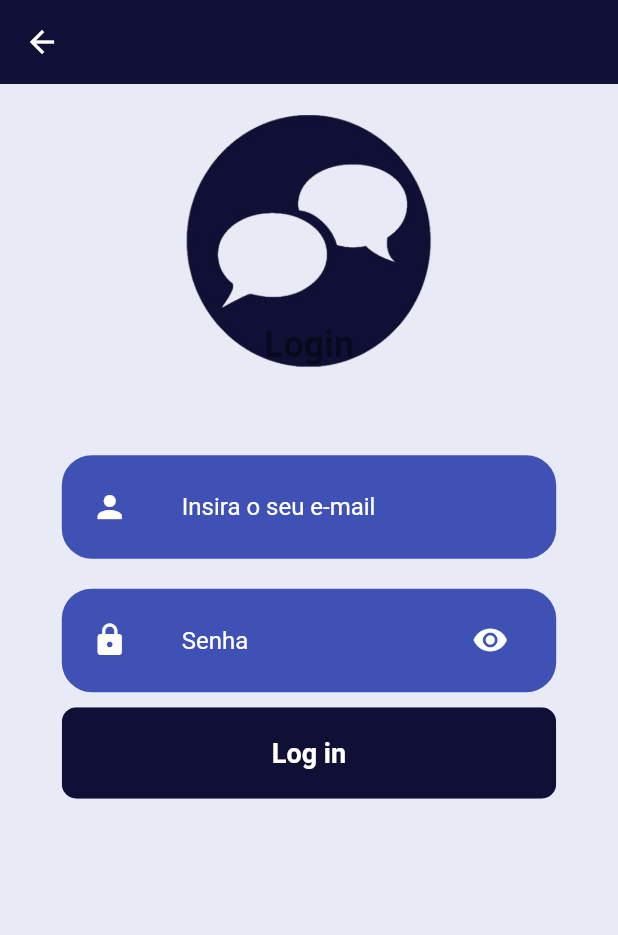
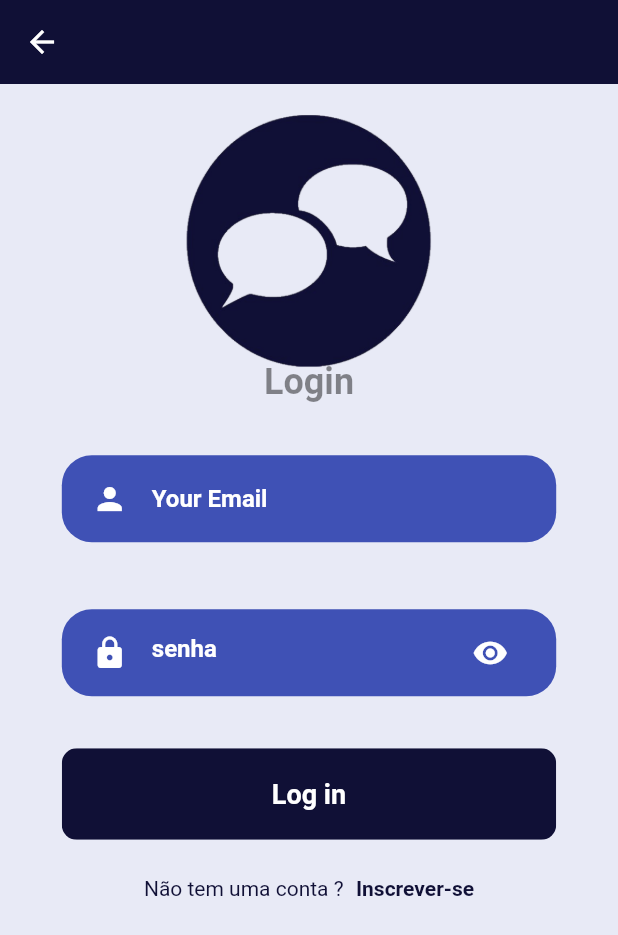
Before and after one commit to PMaestro/Comunik_app, a Flutter app: the screen it shows after launch, after a tap on "LOGIN", on a phone screen of 412 x 824 dp. Shown: the top 935 px of the screen. Run offline on Flutter 3.47's test engine with Material 2 defaults, Android fonts, the phone set to English and light mode, and no system bars; our stand-ins replace dio, moor, moor_ffi, rxdart, shared_preferences; generated files the repository leaves out were written again.

Commit message:
Adding login screen widgets without connection and state management

```diff
--- /dev/null
+++ b/lib/screens/login/widget/already_have_an_account_check.dart
@@ -0,0 +1,37 @@
+import 'package:comunik/util/constants.dart';
+import 'package:flutter/material.dart';
+
+class AlreadyHaveAnAccountCheck extends StatelessWidget {
+  final bool login;
+  final Function press;
+  const AlreadyHaveAnAccountCheck({
+    Key key,
+    this.login = true,
+    this.press,
+  }) : super(key: key);
+
+  @override
+  Widget build(BuildContext context) {
+    Size size = MediaQuery.of(context).size;
+    return Row(
+      mainAxisAlignment: MainAxisAlignment.center,
+      children: <Widget>[
+        Text(login ? "Não tem uma conta ?" : "Já possui conta?",
+            style: TextStyle(
+              color: kPrimaryCustomColor,
+            )),
+        SizedBox(
+          width: size.width * 0.02,
+        ),
+        GestureDetector(
+          onTap: () {},
+          child: Text(login ? "Inscrever-se" : "Faça log in",
+              style: TextStyle(
+                color: kPrimaryCustomColor,
+                fontWeight: FontWeight.bold,
+              )),
+        )
+      ],
+    );
+  }
+}
--- a/lib/screens/login/widget/login_form.dart
+++ b/lib/screens/login/widget/login_form.dart
@@ -1,11 +1,12 @@
 import 'dart:async';
 
 import 'package:comunik/bloc/login/login_bloc.dart';
-import 'package:comunik/bloc/login/login_bloc_state.dart';
 import 'package:comunik/screens/homescreen/home_screen.dart';
+import 'package:comunik/screens/login/widget/already_have_an_account_check.dart';
+import 'package:comunik/screens/login/widget/rounded_password_field.dart';
+import 'package:comunik/screens/login/widget/rounded_text_field.dart';
 import 'package:comunik/util/constants.dart';
 import 'package:comunik/util/global_keys.dart';
-import 'package:comunik/widgets/customFormTextField.dart';
 import 'package:comunik/widgets/rounded_flat_button.dart';
 import 'package:flutter/material.dart';
 import 'package:provider/provider.dart';
@@ -22,26 +23,25 @@ class _LoginFormState extends State<LoginForm> {
   void initState() {
     super.initState();
 
-    _stateSubscription = _loginBloc.outState.listen((LoginBlocState) {
-      switch (LoginBlocState.state) {
-        case LoginState.IDLE:
-          break;
-        case LoginState.LOADING:
-          // loadingDialog(context);
-          break;
-        case LoginState.ERROR:
-        case LoginState.DONE:
-          // Routes.sailor.pop();todo Change to navigation of
-          break;
-      }
-    });
+//    _stateSubscription = _loginBloc.outState.listen((LoginBlocState) {
+//      switch (LoginBlocState.state) {
+//        case LoginState.IDLE:
+//          break;
+//        case LoginState.LOADING:
+//          // loadingDialog(context);
+//          break;
+//        case LoginState.ERROR:
+//        case LoginState.DONE:
+//          // Routes.sailor.pop();todo Change to navigation of
+//          break;
+//      }
+//    });
   }
 
   @override
   void dispose() {
     _loginBloc.dispose();
-    _stateSubscription.cancel();
-
+//    _stateSubscription.cancel();
     super.dispose();
   }
 
@@ -54,6 +54,9 @@ class _LoginFormState extends State<LoginForm> {
         key: GlobalKeys.loginScreenFormKey,
         child: Column(
           children: <Widget>[
+            SizedBox(
+              height: size.height * 0.03,
+            ),
             Text(
               'Login',
               style: TextStyle(
@@ -63,29 +66,43 @@ class _LoginFormState extends State<LoginForm> {
               ),
             ),
             SizedBox(
-              height: size.height * 0.06,
+              height: size.height * 0.03,
             ),
-            CustomTextField(
-              inputType: TextInputType.emailAddress,
-              protectedPassword: false,
-              boxColor: kPrimaryColor,
-              textColor: Colors.white,
-              fontSize: 16,
-              hintText: "Insira o seu e-mail",
-              icon: Icon(
-                Icons.person,
-                color: Colors.white,
-              ),
+            RoundedInputField(
+              hintText: "Your Email",
+              onChanged: (value) {},
             ),
-            CustomTextField(
-              inputType: TextInputType.text,
-              protectedPassword: true,
-              boxColor: kPrimaryColor,
-              textColor: Colors.white,
-              fontSize: 16,
-              hintText: "Senha",
-              icon: Icon(Icons.lock, color: Colors.white),
-              suffixIcon: Icon(Icons.visibility, color: Colors.white),
+            SizedBox(
+              height: size.height * 0.03,
+            ),
+            RoundedPasswordField(
+              onChanged: (value) {},
+            ),
+
+//            CustomTextField(
+//              inputType: TextInputType.emailAddress,
+//              protectedPassword: false,
+//              boxColor: kPrimaryColor,
+//              textColor: Colors.white,
+//              fontSize: 16,
+//              hintText: "Insira o seu e-mail",
+//              icon: Icon(
+//                Icons.person,
+//                color: Colors.white,
+//              ),
+//            ),
+//            CustomTextField(
+//              inputType: TextInputType.text,
+//              protectedPassword: true,
+//              boxColor: kPrimaryColor,
+//              textColor: Colors.white,
+//              fontSize: 16,
+//              hintText: "Senha",
+//              icon: Icon(Icons.lock, color: Colors.white),
+//              suffixIcon: Icon(Icons.visibility, color: Colors.white),
+//            ),
+            SizedBox(
+              height: size.height * 0.03,
             ),
             RoundedFlatButton(
               color: kPrimaryCustomColor,
@@ -96,6 +113,12 @@ class _LoginFormState extends State<LoginForm> {
                 Navigator.push(context, MaterialPageRoute(builder: (context) => HomeScreen()));
               },
             ),
+            SizedBox(
+              height: size.height * 0.03,
+            ),
+            AlreadyHaveAnAccountCheck(
+              press: () {},
+            ),
           ],
         ),
       ),
--- /dev/null
+++ b/lib/screens/login/widget/rounded_password_field.dart
@@ -0,0 +1,37 @@
+import 'package:comunik/screens/login/widget/text_field_container.dart';
+import 'package:comunik/util/constants.dart';
+import 'package:flutter/material.dart';
+
+class RoundedPasswordField extends StatelessWidget {
+  final ValueChanged<String> onChanged;
+  const RoundedPasswordField({
+    Key key,
+    this.onChanged,
+  }) : super(key: key);
+
+  @override
+  Widget build(BuildContext context) {
+    return TextFieldContainer(
+      child: TextField(
+        obscureText: true,
+        decoration: InputDecoration(
+          hintStyle: TextStyle(
+            color: kWhite,
+            fontWeight: FontWeight.bold,
+            fontSize: 16,
+          ),
+          hintText: "senha",
+          icon: Icon(
+            Icons.lock,
+            color: kWhite,
+          ),
+          suffixIcon: Icon(
+            Icons.visibility,
+            color: kWhite,
+          ),
+          border: InputBorder.none,
+        ),
+      ),
+    );
+  }
+}
--- /dev/null
+++ b/lib/screens/login/widget/rounded_text_field.dart
@@ -0,0 +1,36 @@
+import 'package:comunik/screens/login/widget/text_field_container.dart';
+import 'package:comunik/util/constants.dart';
+import 'package:flutter/material.dart';
+
+class RoundedInputField extends StatelessWidget {
+  final String hintText;
+  final IconData icon;
+  final ValueChanged<String> onChanged;
+  const RoundedInputField({
+    Key key,
+    this.hintText,
+    this.icon = Icons.person,
+    this.onChanged,
+  }) : super(key: key);
+
+  @override
+  Widget build(BuildContext context) {
+    return TextFieldContainer(
+      child: TextField(
+        decoration: InputDecoration(
+          icon: Icon(
+            icon,
+            color: kWhite,
+          ),
+          hintText: hintText,
+          hintStyle: TextStyle(
+            color: kWhite,
+            fontSize: 16,
+            fontWeight: FontWeight.bold,
+          ),
+          border: InputBorder.none,
+        ),
+      ),
+    );
+  }
+}
--- /dev/null
+++ b/lib/screens/login/widget/text_field_container.dart
@@ -0,0 +1,27 @@
+import 'package:comunik/util/constants.dart';
+import 'package:flutter/material.dart';
+
+class TextFieldContainer extends StatelessWidget {
+  final Widget child;
+  const TextFieldContainer({
+    Key key,
+    this.child,
+  }) : super(key: key);
+
+  @override
+  Widget build(BuildContext context) {
+    Size size = MediaQuery.of(context).size;
+    return Container(
+      margin: EdgeInsets.symmetric(
+        vertical: 10,
+      ),
+      width: size.width * 0.8,
+      padding: EdgeInsets.symmetric(horizontal: 20, vertical: 5),
+      decoration: BoxDecoration(
+        color: kPrimaryColor,
+        borderRadius: BorderRadius.circular(20),
+      ),
+      child: child,
+    );
+  }
+}
--- a/lib/util/constants.dart
+++ b/lib/util/constants.dart
@@ -25,5 +25,6 @@ Map<int, Color> primaryCustomColor = {
   900: Color.fromRGBO(23, 3, 58, 1),
 };
 const kPrimaryCustomColor = Color(0xff101036);
+const kWhite = Color(0xffffffff);
 const kPrimaryColor = Colors.indigo;
 var kPrimaryLightColor = Colors.indigo[50];
```
